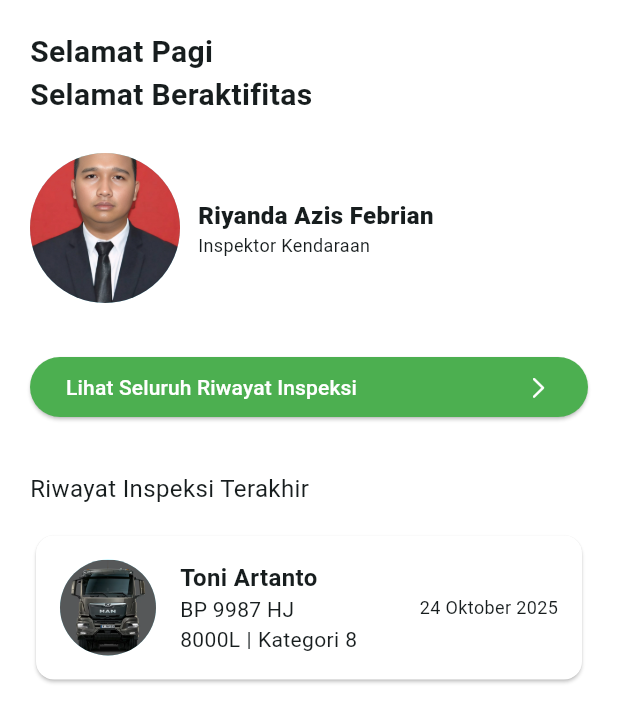
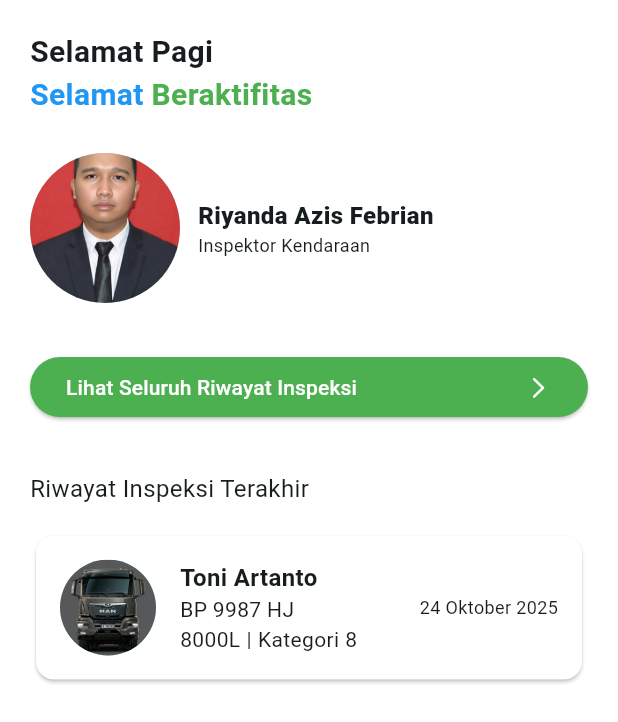
Before and after one commit to Chevyosa/petrosafe_app, a Flutter app: the HomeContent screen opened directly, on a phone screen of 412 x 824 dp. Shown: the top 722 px of the screen. Run offline on Flutter 3.47's test engine with Material 3 defaults, Android fonts, the phone set to English and light mode, and no system bars; our stand-ins replace flutter_feather_icons, image_picker.

Commit message:
Updated Text Content Color

```diff
--- a/analysis_options.yaml
+++ b/analysis_options.yaml
@@ -10,6 +10,7 @@
 analyzer:
   errors:
     deprecated_member_use: ignore
+    use_full_hex_values_for_flutter_colors: ignore
 include: package:flutter_lints/flutter.yaml
 
 linter:
--- a/lib/widgets/home/content_home.dart
+++ b/lib/widgets/home/content_home.dart
@@ -22,9 +22,25 @@ class HomeContent extends StatelessWidget {
                 "Selamat Pagi",
                 style: TextStyle(fontSize: 20, fontWeight: FontWeight.bold),
               ),
-              Text(
-                "Selamat Beraktifitas",
-                style: TextStyle(fontSize: 20, fontWeight: FontWeight.bold),
+              Row(
+                children: <Widget>[
+                  const Text(
+                    "Selamat ",
+                    style: TextStyle(
+                      fontSize: 20,
+                      fontWeight: FontWeight.bold,
+                      color: Colors.blue,
+                    ),
+                  ),
+                  const Text(
+                    "Beraktifitas",
+                    style: TextStyle(
+                      fontSize: 20,
+                      fontWeight: FontWeight.bold,
+                      color: Colors.green,
+                    ),
+                  ),
+                ],
               ),
 
               SizedBox(height: 24),
```
